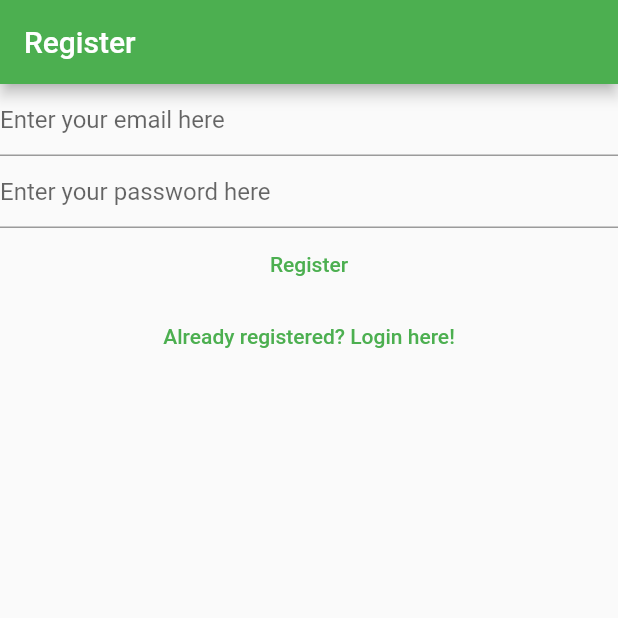
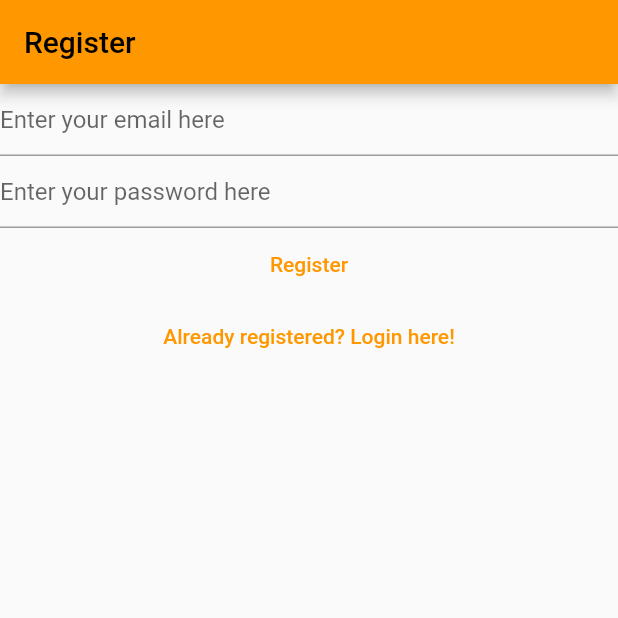
Before and after one commit to NicholasNgaruiya/mynotes-app, a Flutter app: the screen it shows after launch, after a tap on "Not registered yet? Register here!", on a phone screen of 412 x 824 dp, the top half of it. Run offline on Flutter 3.47's test engine with Material 2 defaults, Android fonts, the phone set to English and light mode, and no system bars; our stand-ins replace firebase_auth, firebase_core, sqflite; accounts and stored records are empty; network calls fail.

```diff
--- a/lib/constants/routes.dart
+++ b/lib/constants/routes.dart
@@ -2,3 +2,4 @@ const loginRoute = '/login';
 const registerRoute = '/register';
 const notesRoute = '/notes/';
 const verifyEmailRoute = '/verify-email';
+const newNoteRoute = '/notes/new-note/';
--- a/lib/main.dart
+++ b/lib/main.dart
@@ -2,7 +2,8 @@ import 'package:flutter/material.dart';
 import 'package:mynotes/constants/routes.dart';
 import 'package:mynotes/services/auth/auth_service.dart';
 import 'package:mynotes/views/login_view.dart';
-import 'package:mynotes/views/notes_view.dart';
+import 'package:mynotes/views/notes/new_note_view.dart';
+import 'package:mynotes/views/notes/notes_view.dart';
 import 'package:mynotes/views/register_view.dart';
 import 'package:mynotes/views/verify_email_view.dart';
 
@@ -12,7 +13,7 @@ void main() {
     MaterialApp(
       title: 'Flutter Demo',
       theme: ThemeData(
-        primarySwatch: Colors.green,
+        primarySwatch: Colors.orange,
       ),
       home: const HomePage(),
       routes: {
@@ -20,6 +21,7 @@ void main() {
         registerRoute: (context) => const RegisterView(),
         notesRoute: (context) => const NotesView(),
         verifyEmailRoute: (context) => const VerifyEmailView(),
+        newNoteRoute: (context) => const NewNoteView(),
       },
     ),
   );
```
Also changed, not shown: lib/views/notes/new_note_view.dart (added, +20 -0 lines), lib/views/notes/notes_view.dart (renamed from lib/views/notes_view.dart, +7 -1 lines), 1 other file.
